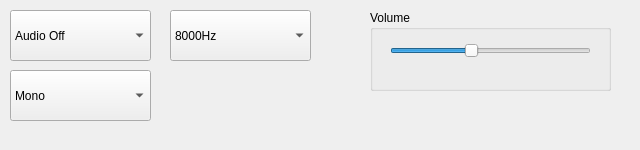
The window that gpsp4cute/audiosettings.ui (Summeli/gpSP4Cute) describes before a commit, drawn with Qt 5.
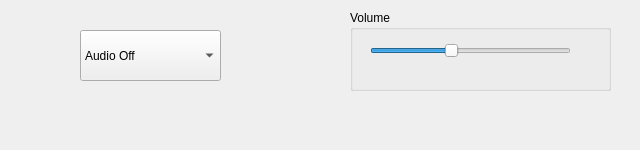
The same window after the commit.

```diff
--- a/gpsp4cute/audiosettings.ui
+++ b/gpsp4cute/audiosettings.ui
@@ -37,72 +37,17 @@
     <string/>
    </property>
   </widget>
-  <widget class="QComboBox" name="sampleRateBox" >
-   <property name="geometry" >
+  <widget class="QComboBox" name="AudioOnOffBox">
+   <property name="geometry">
     <rect>
-     <x>170</x>
-     <y>10</y>
+     <x>80</x>
+     <y>30</y>
      <width>141</width>
      <height>51</height>
     </rect>
    </property>
    <item>
-    <property name="text" >
-     <string>8000Hz</string>
-    </property>
-   </item>
-   <item>
-    <property name="text" >
-     <string>11025Hz</string>
-    </property>
-   </item>
-   <item>
-    <property name="text" >
-     <string>16000Hz</string>
-    </property>
-   </item>
-   <item>
-    <property name="text" >
-     <string>22050Hz</string>
-    </property>
-   </item>
-   <item>
-    <property name="text" >
-     <string>44100Hz</string>
-    </property>
-   </item>
-  </widget>
-  <widget class="QComboBox" name="stereoBox" >
-   <property name="geometry" >
-    <rect>
-     <x>10</x>
-     <y>70</y>
-     <width>141</width>
-     <height>51</height>
-    </rect>
-   </property>
-   <item>
-    <property name="text" >
-     <string>Mono</string>
-    </property>
-   </item>
-   <item>
-    <property name="text" >
-     <string>Stereo</string>
-    </property>
-   </item>
-  </widget>
-  <widget class="QComboBox" name="AudioOnOffBox" >
-   <property name="geometry" >
-    <rect>
-     <x>10</x>
-     <y>10</y>
-     <width>141</width>
-     <height>51</height>
-    </rect>
-   </property>
-   <item>
-    <property name="text" >
+    <property name="text">
      <string>Audio Off</string>
     </property>
    </item>
@@ -112,12 +57,12 @@
     </property>
    </item>
   </widget>
-  <widget class="QGroupBox" name="volume" >
-   <property name="geometry" >
+  <widget class="QGroupBox" name="volume">
+   <property name="geometry">
     <rect>
-     <x>370</x>
+     <x>350</x>
      <y>10</y>
-     <width>241</width>
+     <width>261</width>
      <height>81</height>
     </rect>
    </property>
@@ -148,7 +93,7 @@
    </widget>
   </widget>
  </widget>
- <layoutdefault spacing="6" margin="11" />
+ <layoutdefault spacing="6" margin="11"/>
  <resources/>
  <connections/>
 </ui>
```
Left out of the diff: 43 changed lines with no effect on the pictures.
